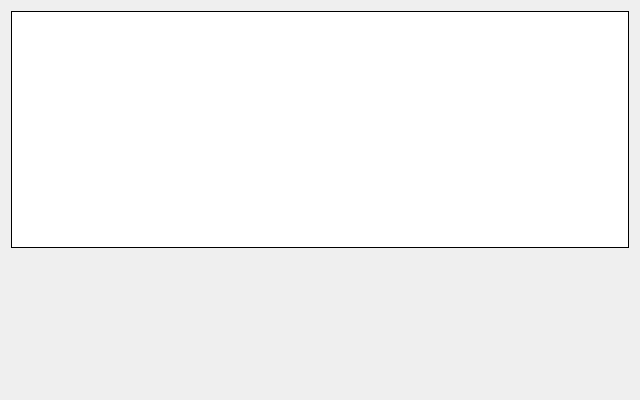
Before: the Qt Designer form src/ui/sessionwidget.ui in thm-projects/arsnova-overlay, drawn with Qt 5.
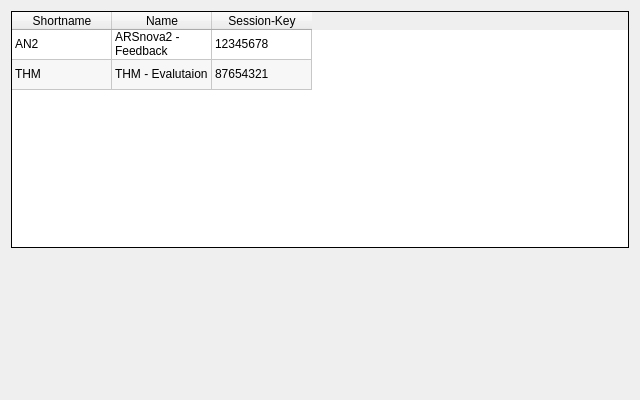
After: the same form once the commit is applied. Icons and pictures are not drawn. Custom widgets are drawn as their Qt base class.

Commit message: Some design changes related to session selection and qrcode display

The edit to the form file:
```diff
--- a/src/ui/sessionwidget.ui
+++ b/src/ui/sessionwidget.ui
@@ -17,16 +17,6 @@
    <property name="spacing">
     <number>1</number>
    </property>
-   <item row="0" column="0">
-    <widget class="QListView" name="listView">
-     <property name="frameShape">
-      <enum>QFrame::Box</enum>
-     </property>
-     <property name="frameShadow">
-      <enum>QFrame::Plain</enum>
-     </property>
-    </widget>
-   </item>
    <item row="1" column="0">
     <widget class="QWidget" name="widget" native="true">
      <property name="minimumSize">
@@ -99,6 +89,12 @@
               <height>100</height>
              </size>
             </property>
+            <property name="maximumSize">
+             <size>
+              <width>180</width>
+              <height>100</height>
+             </size>
+            </property>
            </widget>
           </item>
           <item>
@@ -134,6 +130,86 @@
      </layout>
     </widget>
    </item>
+   <item row="0" column="0">
+    <widget class="QTableWidget" name="tableWidget">
+     <property name="frameShape">
+      <enum>QFrame::Box</enum>
+     </property>
+     <property name="frameShadow">
+      <enum>QFrame::Plain</enum>
+     </property>
+     <property name="editTriggers">
+      <set>QAbstractItemView::NoEditTriggers</set>
+     </property>
+     <property name="alternatingRowColors">
+      <bool>true</bool>
+     </property>
+     <property name="selectionMode">
+      <enum>QAbstractItemView::SingleSelection</enum>
+     </property>
+     <property name="selectionBehavior">
+      <enum>QAbstractItemView::SelectRows</enum>
+     </property>
+     <attribute name="verticalHeaderVisible">
+      <bool>false</bool>
+     </attribute>
+     <row>
+      <property name="text">
+       <string>Neue Zeile</string>
+      </property>
+     </row>
+     <row>
+      <property name="text">
+       <string>Neue Zeile</string>
+      </property>
+     </row>
+     <column>
+      <property name="text">
+       <string>Shortname</string>
+      </property>
+     </column>
+     <column>
+      <property name="text">
+       <string>Name</string>
+      </property>
+     </column>
+     <column>
+      <property name="text">
+       <string>Session-Key</string>
+      </property>
+     </column>
+     <item row="0" column="0">
+      <property name="text">
+       <string>AN2</string>
+      </property>
+     </item>
+     <item row="0" column="1">
+      <property name="text">
+       <string>ARSnova2 - Feedback</string>
+      </property>
+     </item>
+     <item row="0" column="2">
+      <property name="text">
+       <string>12345678</string>
+      </property>
+     </item>
+     <item row="1" column="0">
+      <property name="text">
+       <string>THM</string>
+      </property>
+     </item>
+     <item row="1" column="1">
+      <property name="text">
+       <string>THM - Evalutaion</string>
+      </property>
+     </item>
+     <item row="1" column="2">
+      <property name="text">
+       <string>87654321</string>
+      </property>
+     </item>
+    </widget>
+   </item>
   </layout>
  </widget>
  <customwidgets>
```
Left out of the diff: 15 changed lines with no effect on the pictures. The commit also changes 2 other files.
